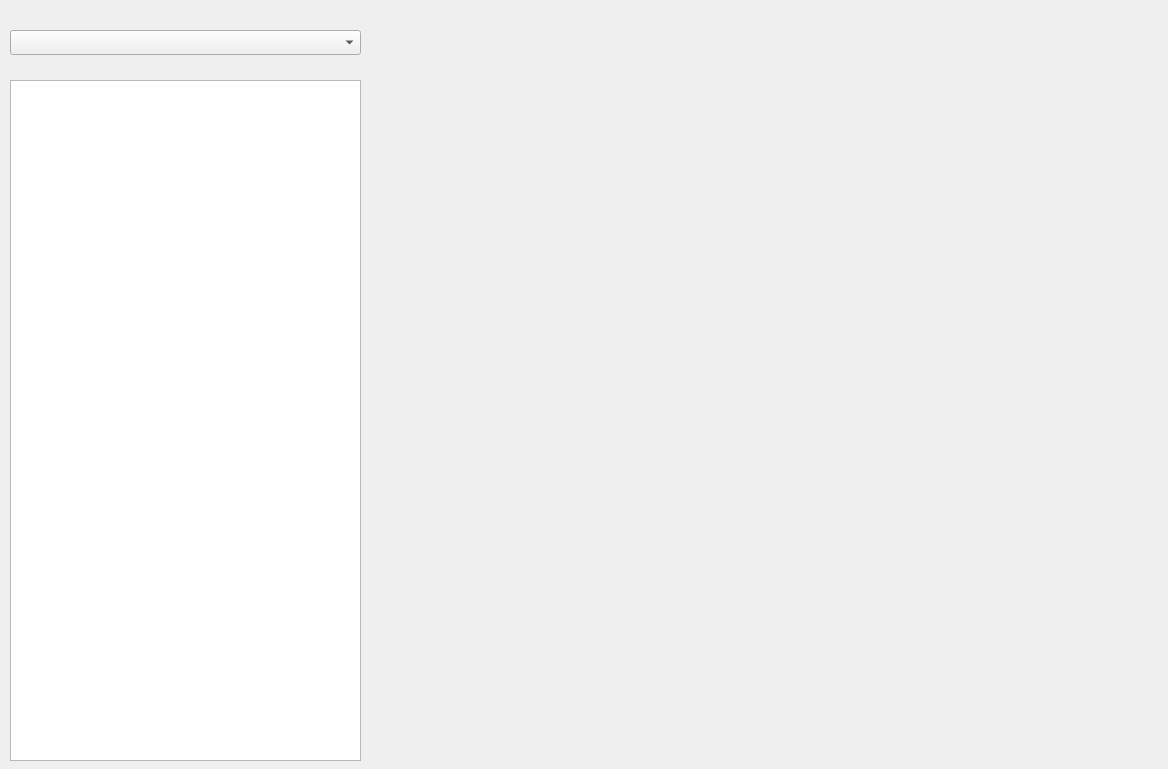
Qt form src/qt/UI/UI_MainWin.ui (ualex90/SmartHomeRecovery) before a commit.
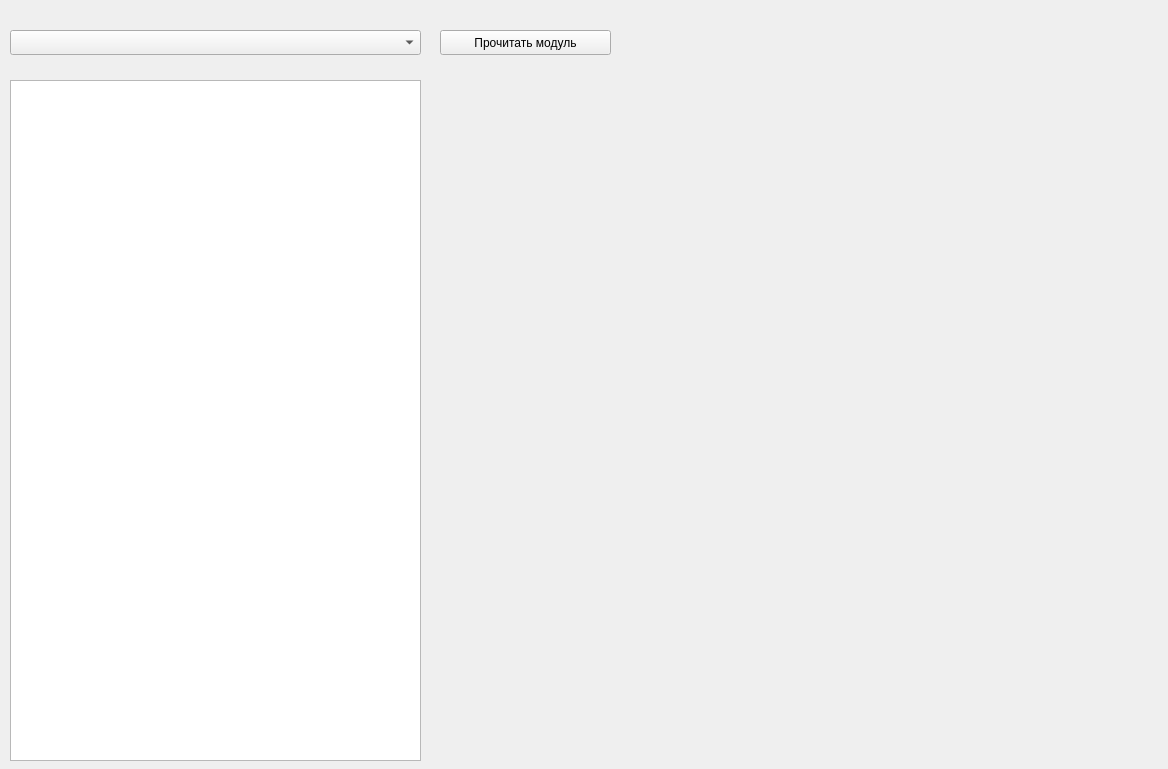
The same form after that commit.

The edit to the form file:
```diff
--- a/src/qt/UI/UI_MainWin.ui
+++ b/src/qt/UI/UI_MainWin.ui
@@ -19,7 +19,7 @@
      <rect>
       <x>10</x>
       <y>30</y>
-      <width>351</width>
+      <width>411</width>
       <height>25</height>
      </rect>
     </property>
@@ -29,11 +29,24 @@
      <rect>
       <x>10</x>
       <y>80</y>
-      <width>351</width>
+      <width>411</width>
       <height>681</height>
      </rect>
     </property>
    </widget>
+   <widget class="QPushButton" name="raed_device_button">
+    <property name="geometry">
+     <rect>
+      <x>440</x>
+      <y>30</y>
+      <width>171</width>
+      <height>25</height>
+     </rect>
+    </property>
+    <property name="text">
+     <string>Прочитать модуль</string>
+    </property>
+   </widget>
   </widget>
  </widget>
  <resources/>
```
